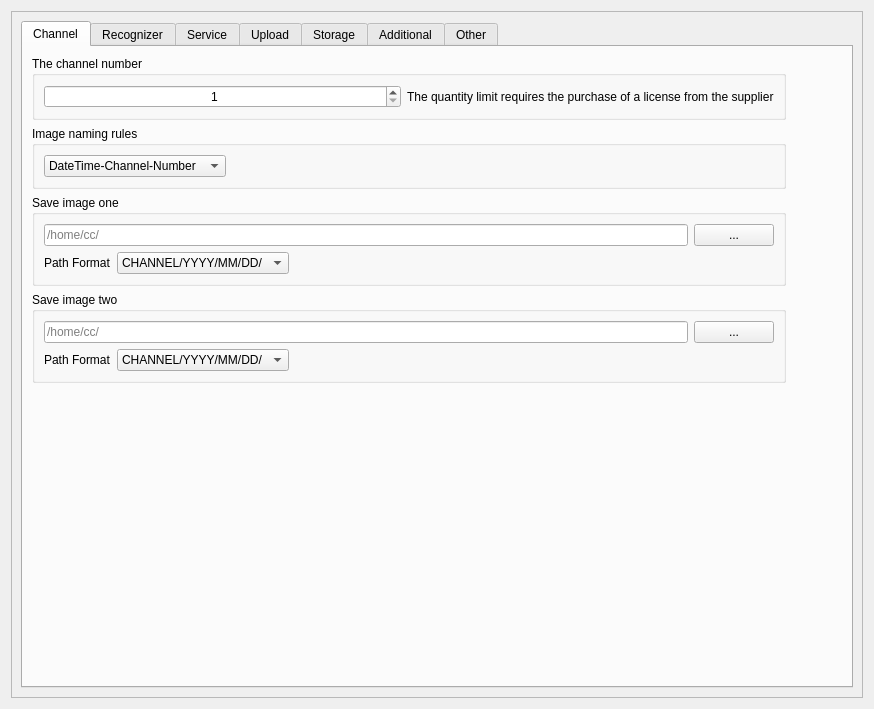
This is Main/Setting/system_setting_form.ui in 519984307/Container_Multiple_Channels_20200522 as Qt 5 draws it before an edit. The edited form follows.
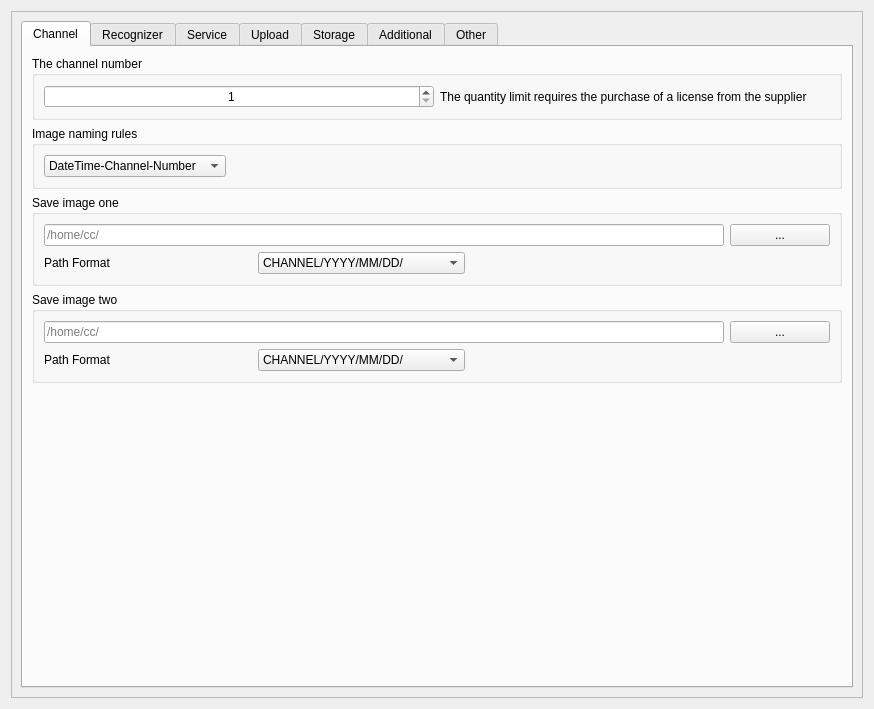
This is the edited form.

The edit to the form file:
```diff
--- a/Main/Setting/system_setting_form.ui
+++ b/Main/Setting/system_setting_form.ui
@@ -38,7 +38,7 @@
           <attribute name="title">
            <string>Channel</string>
           </attribute>
-          <layout class="QGridLayout" name="gridLayout_30">
+          <layout class="QGridLayout" name="gridLayout_4">
            <item row="0" column="0">
             <widget class="QGroupBox" name="groupBox">
              <property name="title">
@@ -150,27 +150,7 @@
              <property name="checked">
               <bool>false</bool>
              </property>
-             <layout class="QGridLayout" name="gridLayout_4">
-              <item row="1" column="0">
-               <widget class="QLabel" name="label_4">
-                <property name="text">
-                 <string>Path Format</string>
-                </property>
-               </widget>
-              </item>
-              <item row="1" column="2">
-               <spacer name="horizontalSpacer_6">
-                <property name="orientation">
-                 <enum>Qt::Horizontal</enum>
-                </property>
-                <property name="sizeHint" stdset="0">
-                 <size>
-                  <width>359</width>
-                  <height>20</height>
-                 </size>
-                </property>
-               </spacer>
-              </item>
+             <layout class="QGridLayout" name="gridLayout_7">
               <item row="0" column="0" colspan="3">
                <widget class="QLineEdit" name="ImgPathlineEdit">
                 <property name="placeholderText">
@@ -178,76 +158,89 @@
                 </property>
                </widget>
               </item>
-              <item row="1" column="1">
-               <widget class="QComboBox" name="ImageFormat">
-                <property name="editable">
-                 <bool>false</bool>
-                </property>
-                <item>
-                 <property name="text">
-                  <string>CHANNEL/YYYY/MM/DD/</string>
-                 </property>
-                </item>
-                <item>
-                 <property name="text">
-                  <string>CHANNEL/YYYY/MM/</string>
-                 </property>
-                </item>
-                <item>
-                 <property name="text">
-                  <string>CHANNEL/YYYY/</string>
-                 </property>
-                </item>
-                <item>
-                 <property name="text">
-                  <string>CHANNEL/</string>
-                 </property>
-                </item>
-                <item>
-                 <property name="text">
-                  <string>YYYY/MM/DD/</string>
-                 </property>
-                </item>
-                <item>
-                 <property name="text">
-                  <string>YYYY/MM/</string>
-                 </property>
-                </item>
-                <item>
-                 <property name="text">
-                  <string>YYYY/</string>
-                 </property>
-                </item>
-                <item>
-                 <property name="text">
-                  <string>/</string>
-                 </property>
-                </item>
-               </widget>
-              </item>
               <item row="0" column="3">
                <widget class="QPushButton" name="CheckPathPushButton">
+                <property name="maximumSize">
+                 <size>
+                  <width>100</width>
+                  <height>16777215</height>
+                 </size>
+                </property>
                 <property name="text">
                  <string>...</string>
                 </property>
                </widget>
               </item>
+              <item row="1" column="0">
+               <widget class="QLabel" name="label_4">
+                <property name="text">
+                 <string>Path Format</string>
+                </property>
+               </widget>
+              </item>
+              <item row="1" column="1">
+               <widget class="QComboBox" name="ImageFormat">
+                <property name="editable">
+                 <bool>false</bool>
+                </property>
+                <item>
+                 <property name="text">
+                  <string>CHANNEL/YYYY/MM/DD/</string>
+                 </property>
+                </item>
+                <item>
+                 <property name="text">
+                  <string>CHANNEL/YYYY/MM/</string>
+                 </property>
+                </item>
+                <item>
+                 <property name="text">
+                  <string>CHANNEL/YYYY/</string>
+                 </property>
+                </item>
+                <item>
+                 <property name="text">
+                  <string>CHANNEL/</string>
+                 </property>
+                </item>
+                <item>
+                 <property name="text">
+                  <string>YYYY/MM/DD/</string>
+                 </property>
+                </item>
+                <item>
+                 <property name="text">
+                  <string>YYYY/MM/</string>
+                 </property>
+                </item>
+                <item>
+                 <property name="text">
+                  <string>YYYY/</string>
+                 </property>
+                </item>
+                <item>
+                 <property name="text">
+                  <string>/</string>
+                 </property>
+                </item>
+               </widget>
+              </item>
+              <item row="1" column="2" colspan="2">
+               <spacer name="horizontalSpacer_6">
+                <property name="orientation">
+                 <enum>Qt::Horizontal</enum>
+                </property>
+                <property name="sizeHint" stdset="0">
+                 <size>
+                  <width>359</width>
+                  <height>20</height>
+                 </size>
+                </property>
+               </spacer>
+              </item>
              </layout>
             </widget>
            </item>
-           <item row="2" column="1">
-            <spacer name="horizontalSpacer_8">
-             <property name="orientation">
-              <enum>Qt::Horizontal</enum>
-             </property>
-             <property name="sizeHint" stdset="0">
-              <size>
-               <width>531</width>
-               <height>20</height>
-              </size>
-             </property>
-            </spacer>
-           </item>
            <item row="3" column="0">
             <widget class="QGroupBox" name="SaveImage_2">
              <property name="title">
@@ -262,27 +255,7 @@
              <property name="checked">
               <bool>false</bool>
              </property>
-             <layout class="QGridLayout" name="gridLayout_7">
-              <item row="1" column="0">
-               <widget class="QLabel" name="label_19">
-                <property name="text">
-                 <string>Path Format</string>
-                </property>
-               </widget>
-              </item>
-              <item row="1" column="2">
-               <spacer name="horizontalSpacer_21">
-                <property name="orientation">
-                 <enum>Qt::Horizontal</enum>
-                </property>
-                <property name="sizeHint" stdset="0">
-                 <size>
-                  <width>868</width>
-                  <height>20</height>
-                 </size>
-                </property>
-               </spacer>
-              </item>
+             <layout class="QGridLayout" name="gridLayout_30">
               <item row="0" column="0" colspan="3">
                <widget class="QLineEdit" name="ImgPathlineEdit_2">
                 <property name="placeholderText">
@@ -290,60 +263,86 @@
                 </property>
                </widget>
               </item>
-              <item row="1" column="1">
-               <widget class="QComboBox" name="ImageFormat_2">
-                <property name="editable">
-                 <bool>false</bool>
-                </property>
-                <item>
-                 <property name="text">
-                  <string>CHANNEL/YYYY/MM/DD/</string>
-                 </property>
-                </item>
-                <item>
-                 <property name="text">
-                  <string>CHANNEL/YYYY/MM/</string>
-                 </property>
-                </item>
-                <item>
-                 <property name="text">
-                  <string>CHANNEL/YYYY/</string>
-                 </property>
-                </item>
-                <item>
-                 <property name="text">
-                  <string>CHANNEL/</string>
-                 </property>
-                </item>
-                <item>
-                 <property name="text">
-                  <string>YYYY/MM/DD/</string>
-                 </property>
-                </item>
-                <item>
-                 <property name="text">
-                  <string>YYYY/MM/</string>
-                 </property>
-                </item>
-                <item>
-                 <property name="text">
-                  <string>YYYY/</string>
-                 </property>
-                </item>
-                <item>
-                 <property name="text">
-                  <string>/</string>
-                 </property>
-                </item>
-               </widget>
-              </item>
               <item row="0" column="3">
                <widget class="QPushButton" name="CheckPathPushButton_2">
+                <property name="maximumSize">
+                 <size>
+                  <width>100</width>
+                  <height>16777215</height>
+                 </size>
+                </property>
                 <property name="text">
                  <string>...</string>
                 </property>
                </widget>
               </item>
+              <item row="1" column="0">
+               <widget class="QLabel" name="label_19">
+                <property name="text">
+                 <string>Path Format</string>
+                </property>
+               </widget>
+              </item>
+              <item row="1" column="1">
+               <widget class="QComboBox" name="ImageFormat_2">
+                <property name="editable">
+                 <bool>false</bool>
+                </property>
+                <item>
+                 <property name="text">
+                  <string>CHANNEL/YYYY/MM/DD/</string>
+                 </property>
+                </item>
+                <item>
+                 <property name="text">
+                  <string>CHANNEL/YYYY/MM/</string>
+                 </property>
+                </item>
+                <item>
+                 <property name="text">
+                  <string>CHANNEL/YYYY/</string>
+                 </property>
+                </item>
+                <item>
+                 <property name="text">
+                  <string>CHANNEL/</string>
+                 </property>
+                </item>
+                <item>
+                 <property name="text">
+                  <string>YYYY/MM/DD/</string>
+                 </property>
+                </item>
+                <item>
+                 <property name="text">
+                  <string>YYYY/MM/</string>
+                 </property>
+                </item>
+                <item>
+                 <property name="text">
+                  <string>YYYY/</string>
+                 </property>
+                </item>
+                <item>
+                 <property name="text">
+                  <string>/</string>
+                 </property>
+                </item>
+               </widget>
+              </item>
+              <item row="1" column="2" colspan="2">
+               <spacer name="horizontalSpacer_8">
+                <property name="orientation">
+                 <enum>Qt::Horizontal</enum>
+                </property>
+                <property name="sizeHint" stdset="0">
+                 <size>
+                  <width>359</width>
+                  <height>20</height>
+                 </size>
+                </property>
+               </spacer>
+              </item>
              </layout>
             </widget>
            </item>
```
Left out of the diff: 5 changed lines with no effect on the pictures.
